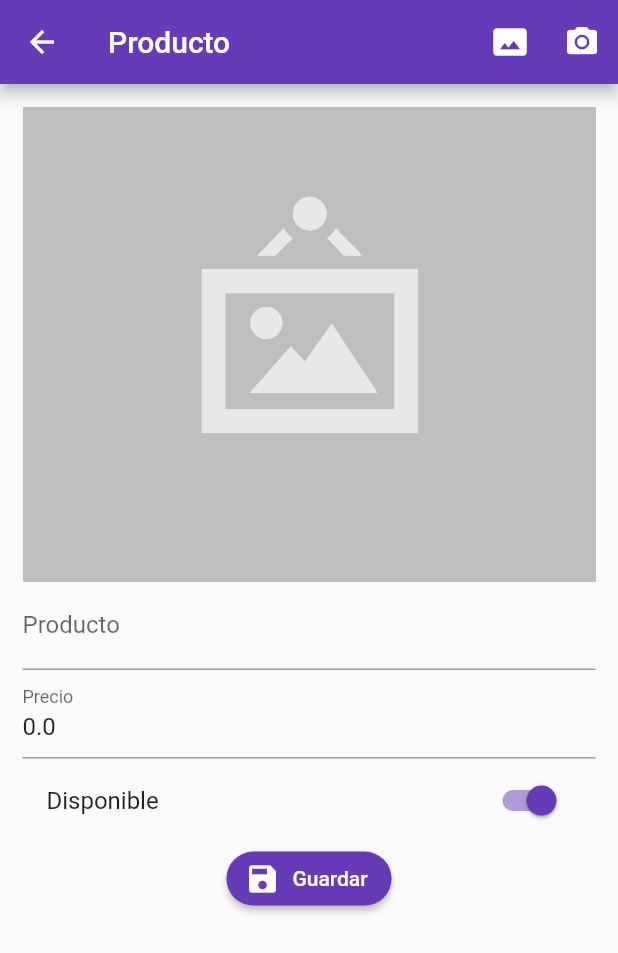
After one commit to ararage/formvalidation, a Flutter app: the HomePage screen opened by its route, after a tap on the "add" icon, on a phone screen of 412 x 824 dp. The commit adds this screen. Shown: the top 953 px of the screen. Run offline on Flutter 3.47's test engine with Material 2 defaults, Android fonts, the phone set to English and light mode, and no system bars; our stand-ins replace image_picker, rxdart; missing offline and left inert: mime_type; network calls fail.

Commit message:
Finished connection with Cloudinary, upload local images or pictures

```diff
--- /dev/null
+++ b/lib/src/bloc/productos_bloc.dart
@@ -0,0 +1,55 @@
+import 'dart:io';
+
+import 'package:formvalidation/src/providers/productos_provider.dart';
+import 'package:rxdart/rxdart.dart';
+
+import 'package:formvalidation/src/models/producto_model.dart';
+
+class ProductosBloc {
+
+  final _productosController = new BehaviorSubject<List<ProductoModel>>();
+  final _cargandoController  = new BehaviorSubject<bool>();
+
+  final _productosProvider   = new ProductosProvider();
+
+
+  Stream<List<ProductoModel>> get productosStream => _productosController.stream;
+  Stream<bool> get cargando => _cargandoController.stream;
+
+
+  void cargarProductos() async {
+
+    final productos = await _productosProvider.cargarProductos();
+    _productosController.sink.add( productos );
+  }
+
+
+  void agregarProducto( ProductoModel producto ) async {
+    _cargandoController.sink.add(true);
+    await _productosProvider.crearProducto(producto);
+    _cargandoController.sink.add(false);
+  }
+
+  Future<String> subirFoto( File foto ) async {
+    _cargandoController.sink.add(true);
+    final fotoUrl = await _productosProvider.subirImagen(foto);
+    _cargandoController.sink.add(false);
+    return fotoUrl;
+  }
+
+
+   void editarProducto( ProductoModel producto ) async {
+    _cargandoController.sink.add(true);
+    await _productosProvider.editarProducto(producto);
+    _cargandoController.sink.add(false);
+  }
+
+  void borrarProducto( String id ) async {
+    await _productosProvider.borrarProducto(id);
+  }
+
+  dispose() {
+    _productosController?.close();
+    _cargandoController?.close();
+  }
+}
--- a/lib/src/bloc/provider.dart
+++ b/lib/src/bloc/provider.dart
@@ -1,5 +1,6 @@
 import 'package:flutter/material.dart';
 import 'package:formvalidation/src/bloc/login_bloc.dart';
+import 'package:formvalidation/src/bloc/productos_bloc.dart';
 export 'package:formvalidation/src/bloc/login_bloc.dart';
 
 class Provider extends InheritedWidget{
@@ -14,6 +15,7 @@ class Provider extends InheritedWidget{
   }
 
   final loginBloc = LoginBloc();
+  final _productosBloc = new ProductosBloc();
 
 
   Provider._internal({Key key, Widget child})
@@ -26,4 +28,8 @@ class Provider extends InheritedWidget{
     return context.dependOnInheritedWidgetOfExactType<Provider>().loginBloc;
   }
 
+  static ProductosBloc productosBloc ( BuildContext context ) {
+    return context.dependOnInheritedWidgetOfExactType<Provider>()._productosBloc;
+  }
+
 }
--- /dev/null
+++ b/lib/src/models/producto_model.dart
@@ -0,0 +1,37 @@
+import 'dart:convert';
+
+ProductoModel productoModelFromJson(String str) => ProductoModel.fromJson(json.decode(str));
+
+String productoModelToJson(ProductoModel data) => json.encode(data.toJson());
+
+class ProductoModel {
+    String id;
+    String titulo;
+    double valor;
+    bool disponible;
+    String fotoUrl;
+
+    ProductoModel({
+        this.id,
+        this.titulo='',
+        this.valor=0.0,
+        this.disponible=true,
+        this.fotoUrl,
+    });
+
+    factory ProductoModel.fromJson(Map<String, dynamic> json) => ProductoModel(
+        id: json["id"],
+        titulo: json["titulo"],
+        valor: json["valor"],
+        disponible: json["disponible"],
+        fotoUrl: json["fotoUrl"],
+    );
+
+    Map<String, dynamic> toJson() => {
+        //"id": id,
+        "titulo": titulo,
+        "valor": valor,
+        "disponible": disponible,
+        "fotoUrl": fotoUrl,
+    };
+}
--- a/lib/src/pages/home_page.dart
+++ b/lib/src/pages/home_page.dart
@@ -1,21 +1,75 @@
 import 'package:flutter/material.dart';
+import 'package:formvalidation/src/bloc/productos_bloc.dart';
 import 'package:formvalidation/src/bloc/provider.dart';
+import 'package:formvalidation/src/models/producto_model.dart';
+import 'package:formvalidation/src/providers/productos_provider.dart';
 
 class HomePage extends StatelessWidget {
+  final productosProvider = new ProductosProvider();
   @override
   Widget build(BuildContext context) {
-    final bloc = Provider.of(context);
+    final productosBloc = Provider.productosBloc(context);
+    productosBloc.cargarProductos();
+
     return Scaffold(
       appBar: AppBar(title: Text('Home')),
-      body: Column(
-        crossAxisAlignment: CrossAxisAlignment.center,
-        mainAxisAlignment: MainAxisAlignment.center,
+      body: _crearListado(productosBloc),
+      floatingActionButton: _crearBoton(context),
+    );
+  }
+
+  _crearListado(ProductosBloc productosBloc) {
+    return StreamBuilder(
+      stream: productosBloc.productosStream,
+      builder: (BuildContext context, AsyncSnapshot<List<ProductoModel>> snapshot){
+        if ( snapshot.hasData ) {
+          final productos = snapshot.data;
+          return ListView.builder(
+            itemCount: productos.length,
+            itemBuilder: (context, i) => _crearItem(context, productosBloc, productos[i] ),
+          );
+
+        } else {
+          return Center( child: CircularProgressIndicator());
+        }
+      },
+    );
+  }
+
+  Widget _crearItem(BuildContext context, ProductosBloc productosBloc, ProductoModel producto) {
+    return Dismissible(
+      key: UniqueKey(),
+      background: Container(
+        color: Colors.red,
+      ),
+      onDismissed: (direction)  =>productosProvider.borrarProducto(producto.id),
+      child: Card(
+          child: Column(
         children: <Widget>[
-          Text("Email: ${bloc.email}"),
-          Divider(),
-          Text("Password: ${bloc.password}")
+          (producto.fotoUrl == null)
+              ? Image(image: AssetImage('assets/original.png'))
+              : FadeInImage(
+                  image: NetworkImage(producto.fotoUrl),
+                  placeholder: AssetImage('assets/original.gif'),
+                  height: 300.0,
+                  width: double.infinity,
+                  fit: BoxFit.cover),
+          ListTile(
+            title: Text('${producto.titulo} - ${producto.valor}'),
+            subtitle: Text(producto.id),
+            onTap: () =>
+                Navigator.pushNamed(context, 'producto', arguments: producto),
+          ),
         ],
-      ),
+      )),
+    );
+  }
+
+  _crearBoton(BuildContext context) {
+    return FloatingActionButton(
+      child: Icon(Icons.add),
+      backgroundColor: Colors.deepPurple,
+      onPressed: () => Navigator.pushNamed(context, 'producto'),
     );
   }
 }
--- /dev/null
+++ b/lib/src/pages/producto_page.dart
@@ -0,0 +1,192 @@
+import 'dart:io';
+
+import 'package:flutter/material.dart';
+import 'package:formvalidation/src/models/producto_model.dart';
+import 'package:formvalidation/src/providers/productos_provider.dart';
+import 'package:formvalidation/src/utils/utils.dart' as utils;
+import 'package:image_picker/image_picker.dart';
+
+class ProductoPage extends StatefulWidget {
+
+  @override
+  _ProductoPageState createState() => _ProductoPageState();
+}
+
+class _ProductoPageState extends State<ProductoPage> {
+  final formKey = GlobalKey<FormState>();
+  final scaffoldKey = GlobalKey<ScaffoldState>();
+  final productoProvider = new ProductosProvider();
+
+  ProductoModel producto = new ProductoModel();
+  bool _guardando = false;
+  File foto;
+
+
+  @override
+  Widget build(BuildContext context) {
+
+    final ProductoModel prodData = ModalRoute.of(context).settings.arguments;
+
+    if(prodData != null){
+      producto = prodData;
+    }
+
+    return Scaffold(
+      key: scaffoldKey,
+      appBar: AppBar(
+        title: Text("Producto"),
+        actions: <Widget>[
+          IconButton(
+            icon: Icon(Icons.photo_size_select_actual),
+            onPressed: _seleccionarFoto,
+          ),
+          IconButton(
+            icon: Icon(Icons.camera_alt),
+            onPressed: _tomarFoto
+          )
+        ],
+      ),
+      body: SingleChildScrollView(
+        child: Container(
+          padding: EdgeInsets.all(15.0),
+          child: Form(
+            key:formKey,
+            child: Column(
+              children: <Widget>[
+                _mostrarFoto(),
+                _crearNombre(),
+                _crearPrecio(),
+                _crearDisponible(),
+                _crearBoton()
+              ],
+            ),
+          ),
+        ),
+      ));
+  }
+
+  Widget _crearNombre(){
+    return TextFormField(
+      initialValue: producto.titulo,
+      textCapitalization: TextCapitalization.sentences,
+      decoration: InputDecoration(
+        labelText: 'Producto'
+      ),
+      onSaved: (value) => producto.titulo = value,
+      validator: (value){
+        if(value.length < 3){
+          return 'Ingrese el nombre del producto';
+        }else{
+          return null;
+        }
+      },
+    );
+  }
+
+  Widget _crearPrecio(){
+    return TextFormField(
+      initialValue: producto.valor.toString(),
+      keyboardType: TextInputType.numberWithOptions(decimal:true),
+      decoration: InputDecoration(
+        labelText: 'Precio'
+      ),
+      onSaved: (value) => producto.valor = double.parse(value),
+      validator: (value){
+        if(utils.isNumeric(value)){
+          return null;
+        }else{
+          return 'Solo números';
+        }
+      }
+    );
+  }
+
+  Widget _crearDisponible(){
+    return SwitchListTile(
+      value: producto.disponible,
+      title: Text('Disponible'),
+      activeColor: Colors.deepPurple,
+      onChanged: (value)=>setState((){
+        producto.disponible = value;
+      }),
+    );
+  }
+
+  Widget _crearBoton(){
+    return RaisedButton.icon(
+      shape: RoundedRectangleBorder(
+        borderRadius: BorderRadius.circular(20.0)
+      ),
+      color: Colors.deepPurple,
+      textColor: Colors.white,
+      icon: Icon(Icons.save),
+      label: Text('Guardar'),
+      onPressed:(_guardando)?null:_submit,
+    );
+  }
+
+  void _submit() async{
+    if(!formKey.currentState.validate())return;
+    formKey.currentState.save();
+    setState(() {
+      _guardando = true;
+    });
+    if(foto!=null){
+      producto.fotoUrl = await productoProvider.subirImagen(foto);
+    }
+    if(producto.id == null){
+      productoProvider.crearProducto(producto);
+    }else{
+      productoProvider.editarProducto(producto);
+    }
+    mostrarSnackBar('Registro Guardado');
+    Navigator.pop(context);
+  }
+
+  void mostrarSnackBar(String message){
+    final snackBar = SnackBar(
+      content: Text(message),
+      duration: Duration(milliseconds: 1500),
+    );
+    scaffoldKey.currentState.showSnackBar(snackBar);
+  }
+
+  Widget _mostrarFoto(){
+    if (producto.fotoUrl != null) {
+      return FadeInImage(
+        image: NetworkImage(producto.fotoUrl),
+        placeholder: AssetImage('assets/original.gif'),
+        height: 300.0,
+        fit: BoxFit.contain
+      );
+    } else {
+
+      if( foto != null ){
+        return Image.file(
+          foto,
+          fit: BoxFit.cover,
+          height: 300.0,
+        );
+      }
+      return Image.asset('assets/original.png');
+    }
+  }
+
+  _seleccionarFoto() async {
+    _procesarImagen( ImageSource.gallery );
+  }
+
+  _tomarFoto(){
+    _procesarImagen( ImageSource.camera );
+  }
+
+  _procesarImagen( ImageSource origen ) async {
+    foto = await ImagePicker.pickImage(
+      source: origen
+    );
+    if ( foto != null ) {
+      producto.fotoUrl = null;
+    }
+    setState(() {});
+  }
+}
--- /dev/null
+++ b/lib/src/providers/productos_provider.dart
@@ -0,0 +1,78 @@
+import 'dart:convert';
+import 'dart:io';
+
+import 'package:formvalidation/src/models/producto_model.dart';
+import 'package:http/http.dart' as http;
+import 'package:http_parser/http_parser.dart';
+import 'package:mime_type/mime_type.dart';
+
+class ProductosProvider {
+  String _url = 'https://fluttervarios-beebc.firebaseio.com';
+
+  Future<bool> crearProducto(ProductoModel producto) async {
+    final url = '$_url/productos.json';
+    try {
+      final resp = await http.post(url, body: productoModelToJson(producto));
+      final decodedData = json.decode(resp.body);
+    } catch (e) {
+      print(e);
+      return false;
+    }
+    return true;
+  }
+
+  Future<List<ProductoModel>> cargarProductos() async {
+    final url = '$_url/productos.json';
+    final resp = await http.get(url);
+    final Map<String, dynamic> decodedData = json.decode(resp.body);
+    final List<ProductoModel> productos = new List();
+    if (decodedData == null) return [];
+    decodedData.forEach((id, prod) {
+      final prodTemp = ProductoModel.fromJson(prod);
+      prodTemp.id = id;
+      productos.add(prodTemp);
+    });
+    return productos;
+  }
+
+  Future<int> borrarProducto(String id) async {
+    final url = '$_url/productos/$id.json';
+    final resp = await http.delete(url);
+    print(resp.body);
+    return 1;
+  }
+
+  Future<bool> editarProducto(ProductoModel producto) async {
+    final url = '$_url/productos/${producto.id}.json';
+    try {
+      final resp = await http.put(url, body: productoModelToJson(producto));
+      final decodedData = json.decode(resp.body);
+    } catch (e) {
+      print(e);
+      return false;
+    }
+    return true;
+  }
+
+  Future<String> subirImagen(File imagen) async {
+    final url = Uri.parse(
+        'https://api.cloudinary.com/v1_1/dobu8xha5/image/upload?upload_preset=ejwtlktj&');
+    final mimeType = mime(imagen.path).split('/');
+    final imageUploadRequest = http.MultipartRequest('POST', url);
+    final file = await http.MultipartFile.fromPath('file', imagen.path,
+        contentType: MediaType(mimeType[0], mimeType[1]));
+    imageUploadRequest.files.add(file);
+    final streamResponse = await imageUploadRequest.send();
+    final resp = await http.Response.fromStream(streamResponse);
+    if (resp.statusCode != 200 && resp.statusCode != 201) {
+      print('Algo salio mal');
+      print(resp.body);
+      return null;
+    }
+
+    final respData = json.decode(resp.body);
+    print(respData);
+
+    return respData['secure_url'];
+  }
+}
--- /dev/null
+++ b/lib/src/utils/utils.dart
@@ -0,0 +1,5 @@
+bool isNumeric(String s){
+  if(s.isEmpty) return false;
+  final n = num.tryParse(s);
+  return (n==null) ? false : true;
+}
```
Also changed, not shown: lib/main.dart (+6 -8 lines), pubspec.yaml (+6 -2 lines), assets/original.gif (added), assets/original.png (added), pubspec.lock, 3 other files.
